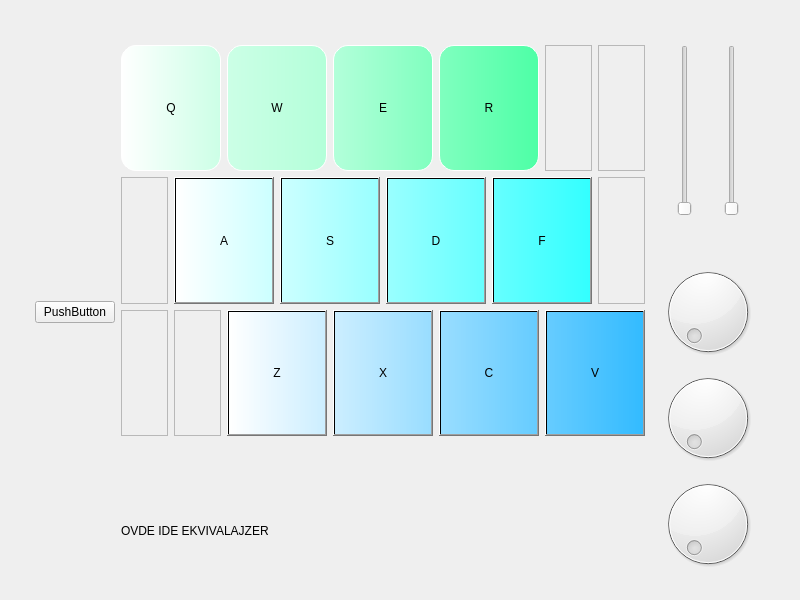
Above: src/mainwindow.ui from goldengun1/Music_Board before the change. Below: the same form after it.
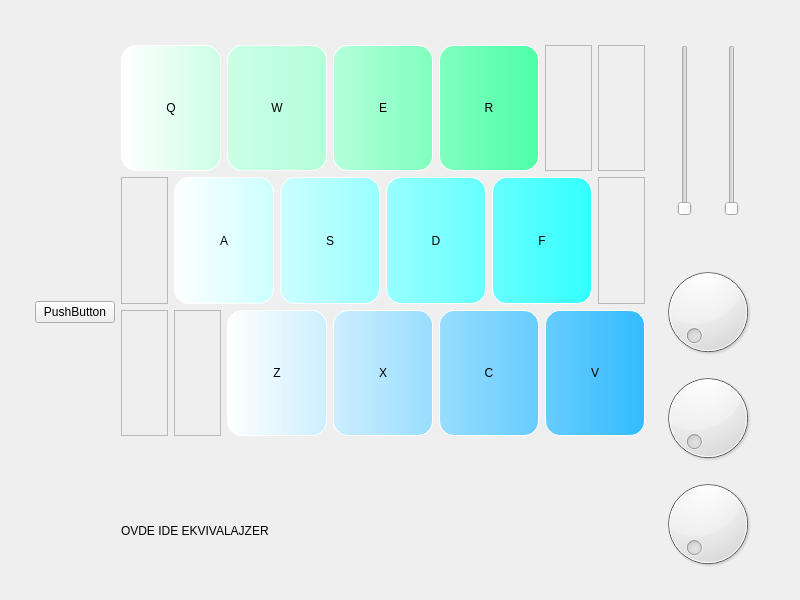
That is the form after the change.

Commit message: izmenjen oblik dugmica

The edit to the form file:
```diff
--- a/src/mainwindow.ui
+++ b/src/mainwindow.ui
@@ -83,7 +83,9 @@
           </sizepolicy>
          </property>
          <property name="styleSheet">
-          <string notr="true">background-color: qlineargradient(spread:pad, x1:0, y1:0, x2:1, y2:0, stop:0 #ffffff , stop:1 #cceeff);</string>
+          <string notr="true">background-color: qlineargradient(spread:pad, x1:0, y1:0, x2:1, y2:0, stop:0 #ffffff , stop:1 #cceeff);
+border:1px solid white ;
+border-radius:15px</string>
          </property>
          <property name="text">
           <string>Z</string>
@@ -99,7 +101,9 @@
           </sizepolicy>
          </property>
          <property name="styleSheet">
-          <string notr="true">background-color: qlineargradient(spread:pad, x1:0, y1:0, x2:1, y2:0, stop:0 #66ccff , stop:1 #33bbff);</string>
+          <string notr="true">background-color: qlineargradient(spread:pad, x1:0, y1:0, x2:1, y2:0, stop:0 #66ccff , stop:1 #33bbff);
+border:1px solid white ;
+border-radius:15px</string>
          </property>
          <property name="text">
           <string>V</string>
@@ -125,7 +129,9 @@
           </sizepolicy>
          </property>
          <property name="styleSheet">
-          <string notr="true">background-color: qlineargradient(spread:pad, x1:0, y1:0, x2:1, y2:0, stop:0 #cceeff , stop:1 #99ddff);</string>
+          <string notr="true">background-color: qlineargradient(spread:pad, x1:0, y1:0, x2:1, y2:0, stop:0 #cceeff , stop:1 #99ddff);
+border:1px solid white ;
+border-radius:15px</string>
          </property>
          <property name="text">
           <string>X</string>
@@ -141,7 +147,9 @@
           </sizepolicy>
          </property>
          <property name="styleSheet">
-          <string notr="true">background-color: qlineargradient(spread:pad, x1:0, y1:0, x2:1, y2:0, stop:0 #99ffff , stop:1 #66ffff);</string>
+          <string notr="true">background-color: qlineargradient(spread:pad, x1:0, y1:0, x2:1, y2:0, stop:0 #99ffff , stop:1 #66ffff);
+border:1px solid white ;
+border-radius:15px</string>
          </property>
          <property name="text">
           <string>D</string>
@@ -157,7 +165,9 @@
           </sizepolicy>
          </property>
          <property name="styleSheet">
-          <string notr="true">background-color: qlineargradient(spread:pad, x1:0, y1:0, x2:1, y2:0, stop:0 #ccffff , stop:1 #99ffff);</string>
+          <string notr="true">background-color: qlineargradient(spread:pad, x1:0, y1:0, x2:1, y2:0, stop:0 #ccffff , stop:1 #99ffff);
+border:1px solid white ;
+border-radius:15px</string>
          </property>
          <property name="text">
           <string>S</string>
@@ -201,7 +211,9 @@
           </sizepolicy>
          </property>
          <property name="styleSheet">
-          <string notr="true">background-color: qlineargradient(spread:pad, x1:0, y1:0, x2:1, y2:0, stop:0 #ffffff , stop:1 #ccffff);</string>
+          <string notr="true">background-color: qlineargradient(spread:pad, x1:0, y1:0, x2:1, y2:0, stop:0 #ffffff , stop:1 #ccffff);
+border:1px solid white ;
+border-radius:15px</string>
          </property>
          <property name="text">
           <string>A</string>
@@ -267,7 +279,9 @@
           </sizepolicy>
          </property>
          <property name="styleSheet">
-          <string notr="true">background-color: qlineargradient(spread:pad, x1:0, y1:0, x2:1, y2:0, stop:0 #99ddff , stop:1 #66ccff);</string>
+          <string notr="true">background-color: qlineargradient(spread:pad, x1:0, y1:0, x2:1, y2:0, stop:0 #99ddff , stop:1 #66ccff);
+border:1px solid white ;
+border-radius:15px</string>
          </property>
          <property name="text">
           <string>C</string>
@@ -283,7 +297,9 @@
           </sizepolicy>
          </property>
          <property name="styleSheet">
-          <string notr="true">background-color: qlineargradient(spread:pad, x1:0, y1:0, x2:1, y2:0, stop:0 #66ffff , stop:1 #33ffff);</string>
+          <string notr="true">background-color: qlineargradient(spread:pad, x1:0, y1:0, x2:1, y2:0, stop:0 #66ffff , stop:1 #33ffff);
+border:1px solid white ;
+border-radius:15px</string>
          </property>
          <property name="text">
           <string>F</string>
```
